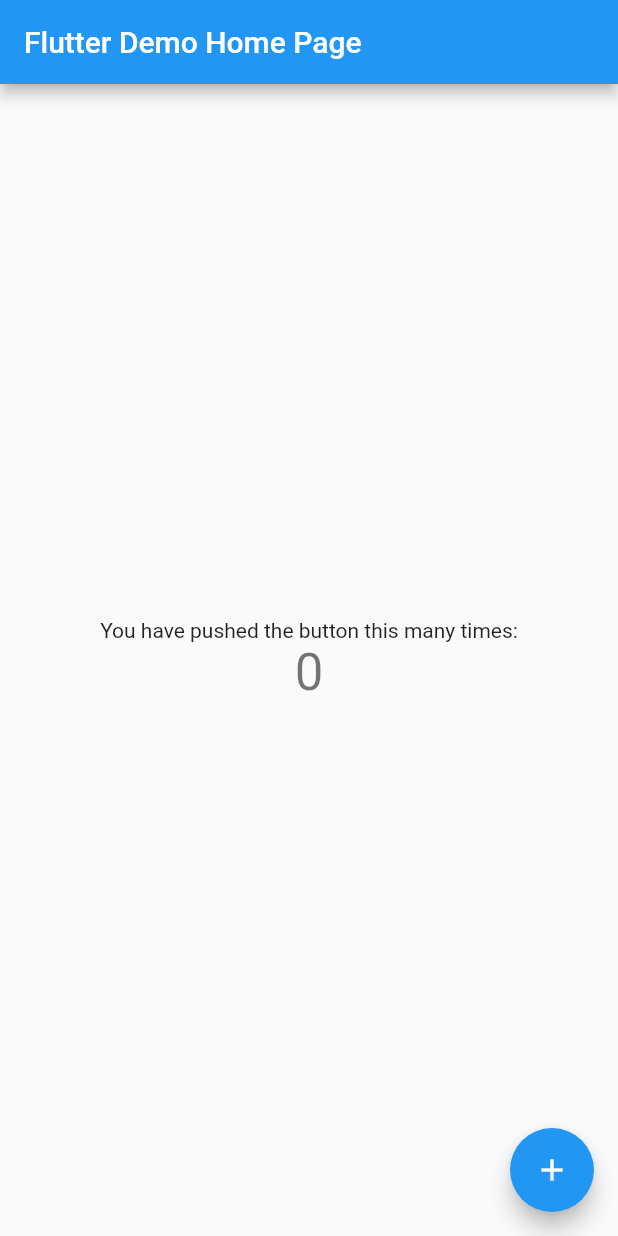
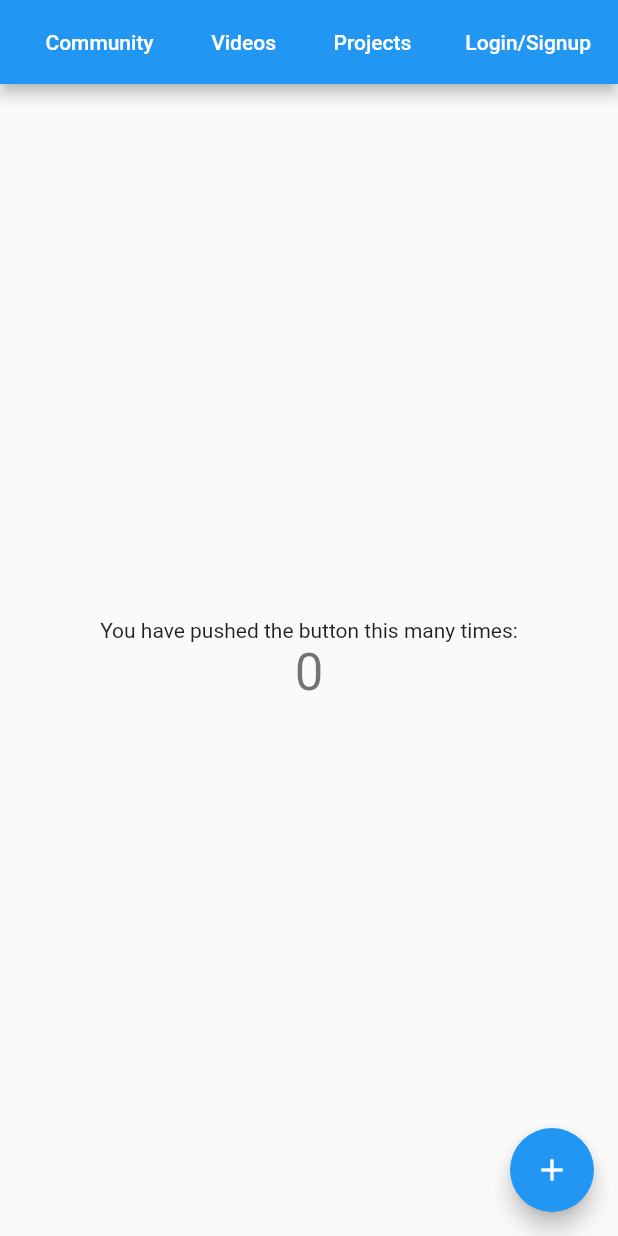
Before and after one commit to ntjim/1330-HazelSite, a Flutter app: the screen it shows after launch, on a phone screen of 412 x 824 dp. Run offline on Flutter 3.47's test engine with Material 2 defaults, Android fonts, the phone set to English and light mode, and no system bars.

Commit message:
add to Appbar

```diff
--- a/hazel/lib/main.dart
+++ b/hazel/lib/main.dart
@@ -63,6 +63,9 @@ class _MyHomePageState extends State<MyHomePage> {
 
   @override
   Widget build(BuildContext context) {
+    final ButtonStyle style = TextButton.styleFrom(
+    primary: Theme.of(context).colorScheme.onPrimary
+    );
     // This method is rerun every time setState is called, for instance as done
     // by the _incrementCounter method above.
     //
@@ -74,6 +77,44 @@ class _MyHomePageState extends State<MyHomePage> {
         // Here we take the value from the MyHomePage object that was created by
         // the App.build method, and use it to set our appbar title.
         title: Text(widget.title),
+        actions: <Widget> [
+          Container (
+            margin: const EdgeInsets.only(left: 10, right: 10),
+            child : TextButton(
+              style: style,
+              onPressed: () {},  //SHOULD TAKE THEM TO COMMUNITY PAGE WHEN IMPLEMENTED
+              child: const Text("Community"),
+            ),
+          ),
+
+          Container (
+            margin: const EdgeInsets.only(left: 10, right: 10),
+            child:TextButton(
+              style: style,
+              onPressed: () {},  //SHOULD TAKE THEM TO videos PAGE WHEN IMPLEMENTED
+              child: const Text("Videos"),
+            ),
+          ),
+
+          Container (
+            margin: const EdgeInsets.only(left: 10, right: 10),
+            child: TextButton(
+              style: style,
+              onPressed: () {},  //SHOULD TAKE THEM TO projects PAGE WHEN IMPLEMENTED
+              child: const Text("Projects"),
+            ),
+          ),
+
+          Container (
+            margin: const EdgeInsets.only(left: 10, right: 10),
+            child: TextButton(
+              style: style,
+              onPressed: () {},  //SHOULD TAKE THEM TO login/signup PAGE WHEN IMPLEMENTED
+              child: const Text("Login/Signup"),
+            ),
+          ),
+
+        ],
       ),
       body: Center(
         // Center is a layout widget. It takes a single child and positions it
```
Also changed, not shown: 2 other files.
